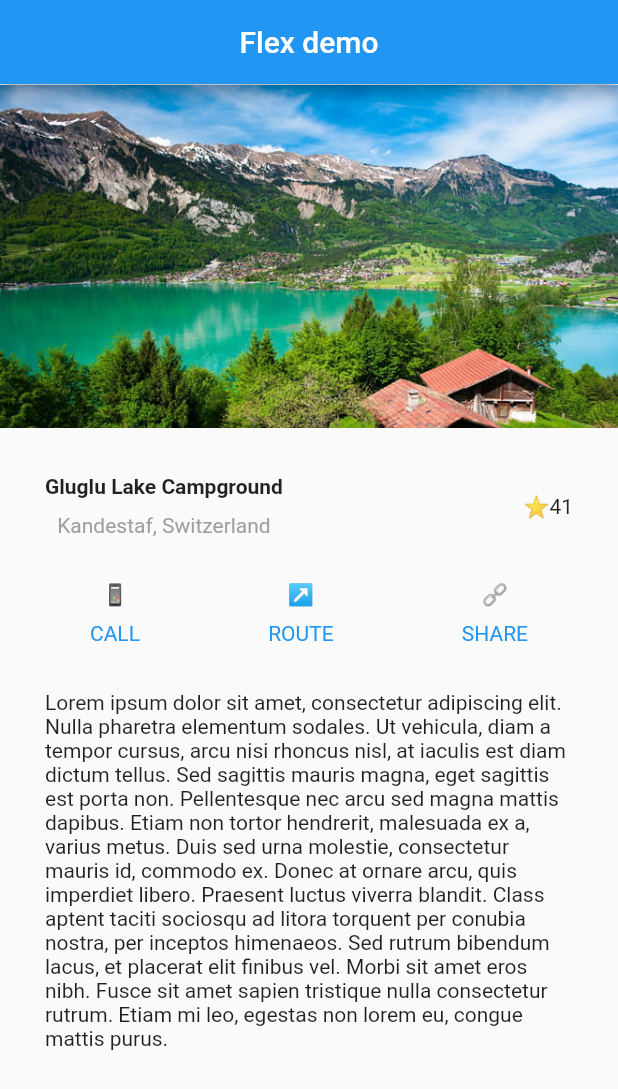
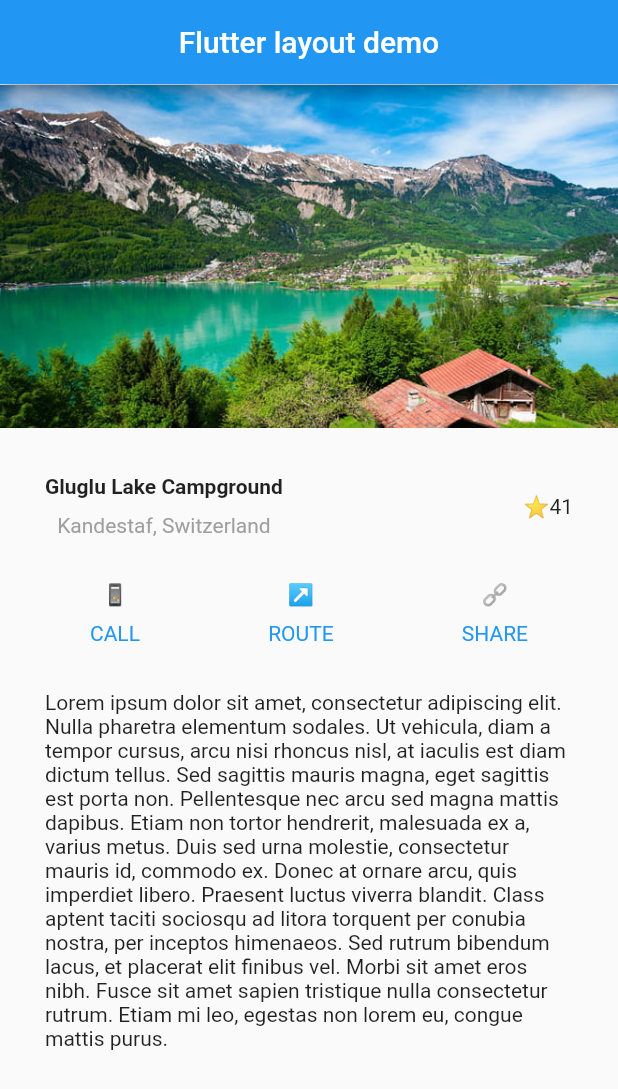
Before and after one commit to Dumorya/Flutter-prototype-suisse, a Flutter app: the screen it shows after launch, on a phone screen of 412 x 824 dp. Shown: the top 1089 px of the screen. Run offline on Flutter 3.47's test engine with Material 2 defaults, Android fonts, the phone set to English and light mode, and no system bars.

Commit message:
fix title

```diff
--- a/lib/page/home_page.dart
+++ b/lib/page/home_page.dart
@@ -7,7 +7,7 @@ class HomePage extends StatelessWidget {
 
     return Scaffold(
       appBar: AppBar(
-          title: Text('Flex demo'),
+          title: Text('Flutter layout demo'),
           centerTitle: true,
       ),
 
```
